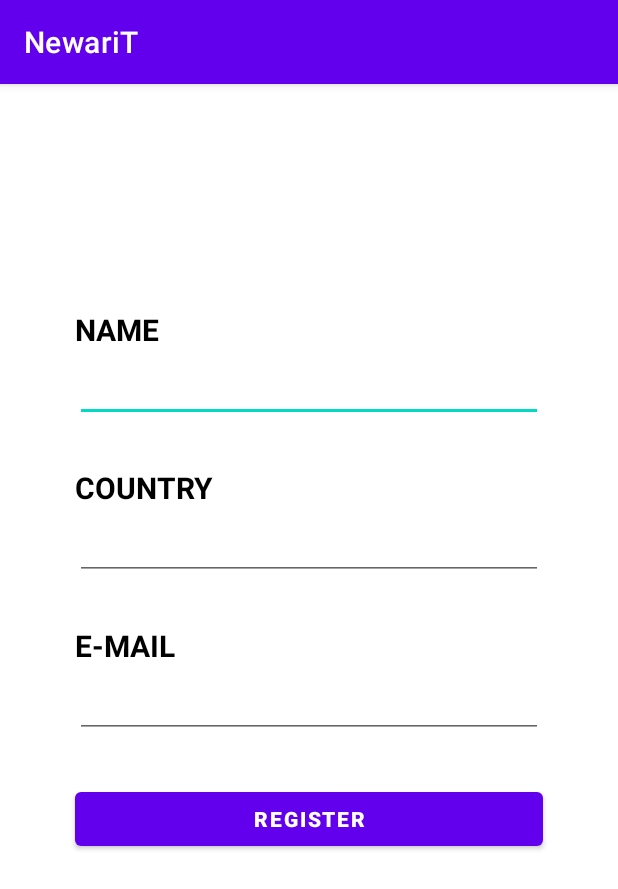
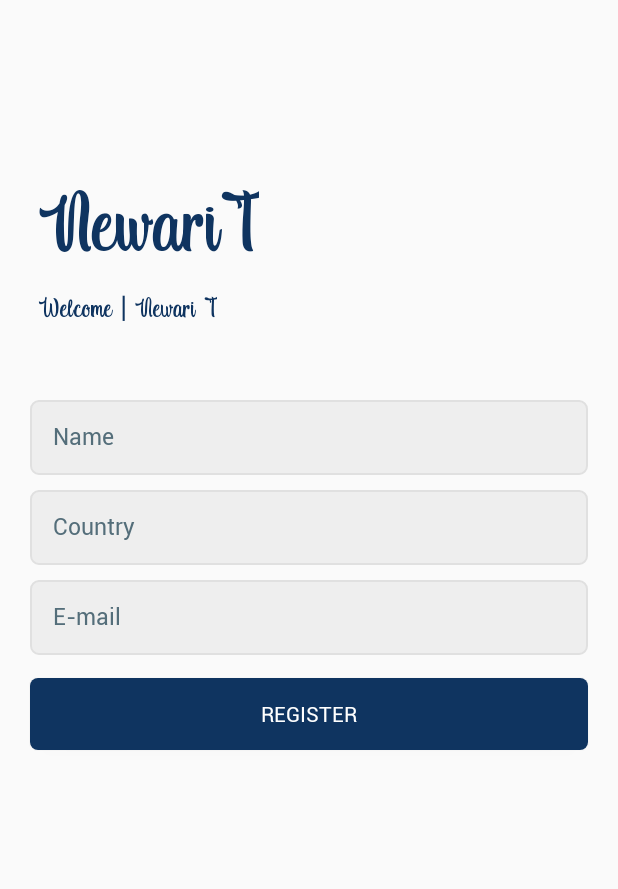
Before and after one commit to anikaithchettri003/NewariT, an Android app: the screen it shows after launch (MainActivity), on a phone screen of 412 x 824 dp. Shown: the top 889 px of the screen. Run offline under Robolectric (Android 15) with nearby library versions, the phone set to English and light mode, and no system bars.

Commit message:
added email validation

```diff
--- a/app/src/main/AndroidManifest.xml
+++ b/app/src/main/AndroidManifest.xml
@@ -6,15 +6,15 @@
     <uses-permission android:name="android.permission.WRITE_EXTERNAL_STORAGE" />
 
     <application
-        android:requestLegacyExternalStorage="true"
         android:allowBackup="true"
         android:dataExtractionRules="@xml/data_extraction_rules"
         android:fullBackupContent="@xml/backup_rules"
-        android:icon="@mipmap/ic_launcher"
+        android:icon="@drawable/chat"
         android:label="@string/app_name"
-        android:roundIcon="@mipmap/ic_launcher_round"
+        android:requestLegacyExternalStorage="true"
+        android:roundIcon="@drawable/chat"
         android:supportsRtl="true"
-        android:theme="@style/Theme.NewariT"
+        android:theme="@style/Theme.Design.Light.NoActionBar"
         tools:targetApi="31">
         <activity
             android:name=".NewActivity"
--- a/app/src/main/java/com/example/newarit/MainActivity.java
+++ b/app/src/main/java/com/example/newarit/MainActivity.java
@@ -3,8 +3,10 @@ package com.example.newarit;
 import android.content.Intent;
 import android.os.Bundle;
 import android.view.View;
+import android.view.Window;
 import android.widget.Button;
 import android.widget.EditText;
+import android.widget.TextView;
 import android.widget.Toast;
 import androidx.appcompat.app.AlertDialog;
 import androidx.appcompat.app.AppCompatActivity;
@@ -16,7 +18,8 @@ import java.nio.charset.StandardCharsets;
 public class MainActivity extends AppCompatActivity {
     EditText Name_In,Country_In,Email_In;
     private static final String FILE_NAME = "data.csv";
-    private String[] tips_arr = {"Hello World","Hello Anikaith","Hello Yash","Good Day","HOLLY MOLLY", "Hell Yeah","SHIT SHIT SHIT"} ;
+    private String[] tips_arr = {"Hello/General greeting -> Jojolopa","Thank You -> Subha","Welcome -> lasakusa","Yes -> Kha","No ->Makhu", "Warm Wishes ->Bhintuna"
+            ,"Have? -> Du?"} ;
     Button reg_bnt;
     @Override
     protected void onCreate(Bundle savedInstanceState) {
@@ -30,11 +33,13 @@ public class MainActivity extends AppCompatActivity {
     public void reg(View v){
         String name = Name_In.getText().toString();
         String country = Country_In.getText().toString();
-        String email = Email_In.getText().toString();
+        String email = Email_In.getText().toString().trim();
         FileOutputStream fos = null ;
 
             try {
-                if(!name.equals("") && !country.equals("") && !email.equals("")) {
+                final EditText emailValidate = (EditText)findViewById(R.id.Email_In);
+                String emailPattern = "[a-zA-Z0-9._-]+@[a-z]+\\.+[a-z]+";
+                if(!name.equals("") && !country.equals("") && !email.equals("") && email.matches(emailPattern)) {
                     fos = openFileOutput(FILE_NAME, MODE_PRIVATE);
                     fos.write(name.getBytes(StandardCharsets.UTF_8));
                     fos.write(country.getBytes(StandardCharsets.UTF_8));
@@ -49,6 +54,8 @@ public class MainActivity extends AppCompatActivity {
                     int rnum = (int)Math.floor(Math.random()*(max-min+1)+min);
                     tip_msg(tips_arr[rnum]);
 
+                }else {
+                    Toast.makeText(getApplicationContext(),"Enter a Valid Details",Toast.LENGTH_SHORT).show();
                 }
             } catch (IOException e) {
                 e.printStackTrace();
--- /dev/null
+++ b/app/src/main/res/drawable/btn_custom.xml
@@ -0,0 +1,14 @@
+<?xml version="1.0" encoding="utf-8"?>
+<shape xmlns:android="http://schemas.android.com/apk/res/android"
+    android:padding="10dp"
+    android:shape="rectangle" >
+
+    <solid android:color="#0F3460" />
+
+    <corners
+        android:bottomLeftRadius="5dp"
+        android:bottomRightRadius="5dp"
+        android:topLeftRadius="5dp"
+        android:topRightRadius="5dp" />
+
+</shape>
--- /dev/null
+++ b/app/src/main/res/drawable/et_custom.xml
@@ -0,0 +1,18 @@
+<?xml version="1.0" encoding="utf-8"?>
+<shape xmlns:android="http://schemas.android.com/apk/res/android"
+    android:padding="10dp"
+    android:shape="rectangle" >
+
+    <solid android:color="#EEEEEE" />
+
+    <stroke
+        android:width="1dp"
+        android:color="#e0e0e0" />
+
+    <corners
+        android:bottomLeftRadius="5dp"
+        android:bottomRightRadius="5dp"
+        android:topLeftRadius="5dp"
+        android:topRightRadius="5dp" />
+
+</shape>
--- a/app/src/main/res/layout/activity_main.xml
+++ b/app/src/main/res/layout/activity_main.xml
@@ -1,96 +1,96 @@
 <?xml version="1.0" encoding="utf-8"?>
 <RelativeLayout xmlns:android="http://schemas.android.com/apk/res/android"
-    xmlns:app="http://schemas.android.com/apk/res-auto"
-    xmlns:tools="http://schemas.android.com/tools"
     android:layout_width="match_parent"
-    android:layout_height="match_parent"
-    tools:context=".MainActivity">
+    android:layout_height="match_parent">
 
     <TextView
-        android:id="@+id/Name_Text"
-        android:layout_width="match_parent"
+        android:id="@+id/title"
+        android:layout_width="wrap_content"
         android:layout_height="wrap_content"
-        android:textColor="@color/black"
-        android:text="NAME"
-        android:textStyle="bold"
-        android:layout_marginTop="150dp"
-        android:layout_marginLeft="50dp"
-        android:layout_marginRight="50dp"
-        android:textSize="20dp"
-        />
+        android:layout_above="@id/subtitle"
+        android:layout_marginStart="25dp"
+        android:layout_marginBottom="10dp"
+        android:fontFamily="@font/indigo_daisy"
+        android:text="@string/app_name"
+        android:textColor="#0F3460"
+        android:textSize="60sp" />
+
+    <TextView
+        android:id="@+id/subtitle"
+        android:layout_width="wrap_content"
+        android:layout_height="wrap_content"
+        android:layout_above="@id/Name_In"
+        android:layout_marginStart="25dp"
+        android:layout_marginBottom="50dp"
+        android:fontFamily="@font/indigo_daisy"
+        android:text="@string/welcome_newari_t"
+        android:textColor="#0F3460"
+        android:textSize="20sp" />
+
     <EditText
         android:id="@+id/Name_In"
         android:layout_width="match_parent"
-        android:layout_height="wrap_content"
-        android:layout_marginLeft="50dp"
-        android:layout_marginRight="50dp"
-        android:inputType="textPersonName"
-        android:textSize="20dp"
-        android:layout_below="@+id/Name_Text"
-
-        />
-    <TextView
-        android:id="@+id/Country_Text"
-        android:layout_width="match_parent"
-        android:layout_height="wrap_content"
-        android:text="COUNTRY"
-        android:textColor="@color/black"
-        android:textStyle="bold"
-        android:layout_marginTop="30dp"
-        android:layout_marginLeft="50dp"
-        android:layout_marginRight="50dp"
-        android:textSize="20dp"
-        android:layout_below="@+id/Name_In"
-
-        />
+        android:layout_height="50dp"
+        android:layout_above="@id/Country_In"
+        android:layout_marginLeft="20dp"
+        android:layout_marginRight="20dp"
+        android:autofillHints=""
+        android:background="@drawable/et_custom"
+        android:fontFamily="@font/roboto_regular"
+        android:hint="@string/name"
+        android:inputType="text"
+        android:padding="15dp"
+        android:textColorHint="#546E7A"
+        android:textSize="15sp" />
 
     <EditText
         android:id="@+id/Country_In"
         android:layout_width="match_parent"
-        android:layout_height="wrap_content"
-        android:layout_below="@+id/Country_Text"
-        android:layout_marginLeft="50dp"
-        android:layout_marginRight="50dp"
+        android:layout_height="50dp"
+        android:layout_above="@id/Email_In"
+        android:layout_marginLeft="20dp"
+        android:layout_marginTop="10dp"
+        android:layout_marginRight="20dp"
+        android:background="@drawable/et_custom"
+        android:fontFamily="@font/roboto_regular"
+        android:hint="@string/country"
         android:inputType="text"
-        android:textSize="20dp"
+        android:padding="15dp"
+        android:textColorHint="#546E7A"
+        android:textSize="15sp"
+        android:autofillHints="" />
 
-        />
-    <TextView
-        android:id="@+id/Email_Text"
-        android:layout_width="match_parent"
-        android:layout_height="wrap_content"
-        android:text="E-MAIL"
-        android:textColor="@color/black"
-        android:textStyle="bold"
-        android:layout_marginTop="30dp"
-        android:layout_marginLeft="50dp"
-        android:layout_marginRight="50dp"
-        android:textSize="20dp"
-        android:layout_below="@+id/Country_In"
-
-        />
     <EditText
         android:id="@+id/Email_In"
         android:layout_width="match_parent"
-        android:layout_height="wrap_content"
-        android:layout_marginLeft="50dp"
-        android:layout_marginRight="50dp"
+        android:layout_height="50dp"
+        android:layout_centerInParent="true"
+        android:layout_marginLeft="20dp"
+        android:layout_marginTop="10dp"
+        android:layout_marginRight="20dp"
+        android:background="@drawable/et_custom"
+        android:fontFamily="@font/roboto_regular"
+        android:hint="@string/e_mail"
         android:inputType="textEmailAddress"
-        android:textSize="20dp"
-        android:layout_below="@+id/Email_Text"
-
-        />
+        android:padding="15dp"
+        android:textColorHint="#546E7A"
+        android:textSize="15sp"
+        android:importantForAutofill="no" />
 
     <Button
         android:id="@+id/reg_btn"
         android:layout_width="match_parent"
         android:layout_height="wrap_content"
-        android:layout_below="@+id/Email_In"
-        android:textStyle="bold"
-        android:layout_marginLeft="50dp"
-        android:layout_marginTop="30dp"
-        android:layout_marginRight="50dp"
-        android:text="Register"
-        android:onClick="reg"/>
+        android:layout_below="@id/Email_In"
+        android:layout_marginLeft="20dp"
+        android:layout_marginTop="15dp"
+        android:layout_marginRight="20dp"
+        android:background="@drawable/btn_custom"
+        android:fontFamily="@font/roboto_regular"
+        android:onClick="reg"
+        android:text="@string/register"
+        android:textColor="@android:color/white" />
+
+
 
 </RelativeLayout>
--- a/app/src/main/res/values/strings.xml
+++ b/app/src/main/res/values/strings.xml
@@ -1,3 +1,8 @@
 <resources>
     <string name="app_name">NewariT</string>
+    <string name="welcome_newari_t">Welcome | Newari T</string>
+    <string name="name">Name</string>
+    <string name="e_mail">E-mail</string>
+    <string name="register">REGISTER</string>
+    <string name="country">Country</string>
 </resources>
```
Also changed, not shown: app/src/main/res/drawable/chat.png (added), app/src/main/res/font/indigo_daisy.ttf (added), app/src/main/res/font/roboto_regular.ttf (added).
